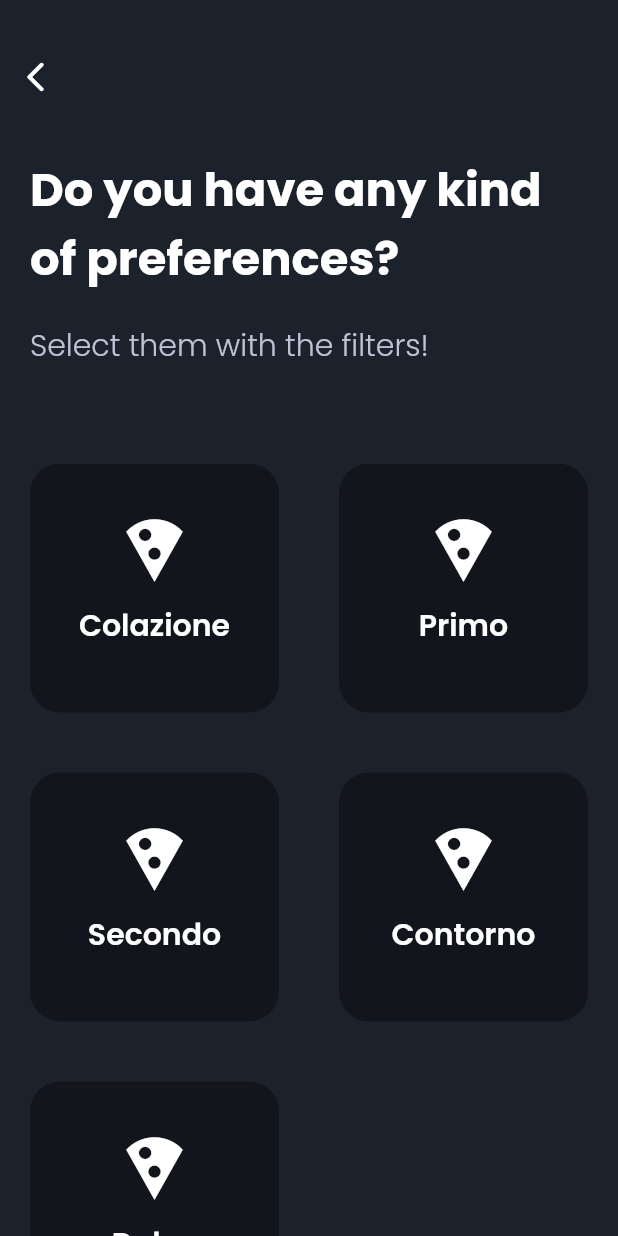
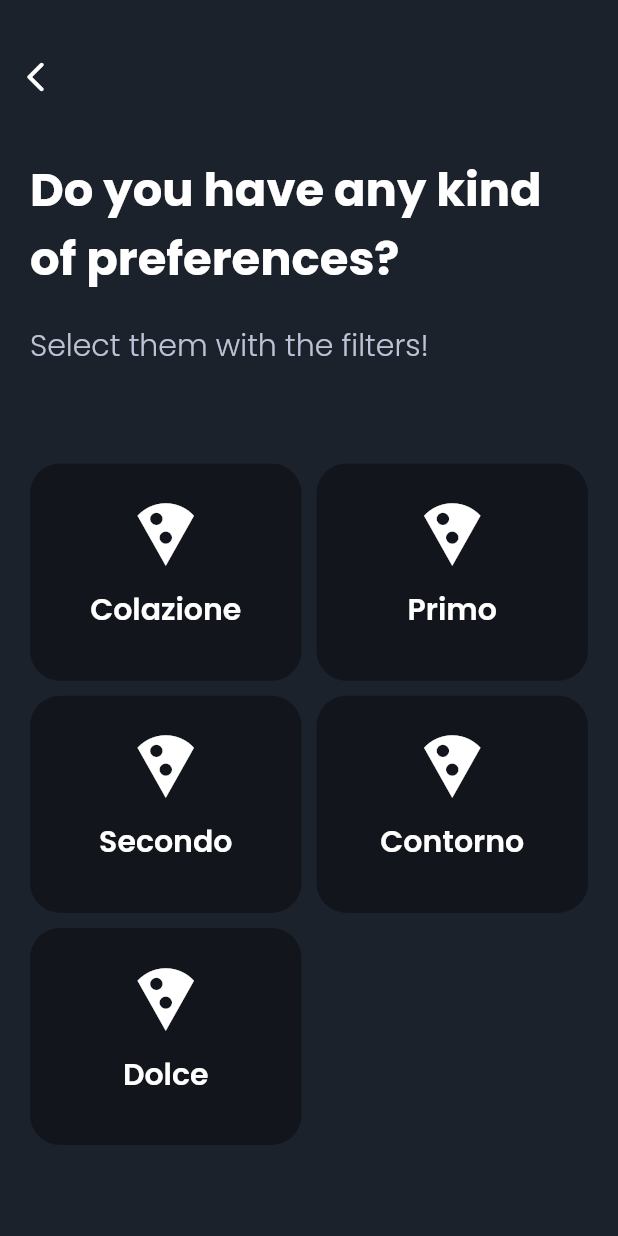
Before and after one commit to mitegj/food_match, a Flutter app: the FiltersPage screen opened directly, on a phone screen of 412 x 824 dp. Run offline on Flutter 3.47's test engine with Material 2 defaults, Android fonts, the phone set to English and light mode, and no system bars; our stand-ins replace cloud_firestore, firebase_auth, firebase_core, firebase_remote_config, fl_chart, flutter_spinkit and 5 more; accounts and stored records are empty.

Commit message:
Fix Gridview

```diff
--- a/lib/screens/statistics.dart
+++ b/lib/screens/statistics.dart
@@ -8,7 +8,7 @@ import 'package:morning_brief/controllers/allergy_controller.dart';
 import 'package:flutter/material.dart';
 import 'package:morning_brief/controllers/auth_controller.dart';
 import 'package:morning_brief/controllers/setting_controller.dart';
-import 'package:morning_brief/controllers/statistic_controlle.dart';
+import 'package:morning_brief/controllers/statistic_controller.dart';
 import 'package:morning_brief/screens/allergies.dart';
 import 'package:morning_brief/utils/UIColors.dart';
 import 'package:morning_brief/widgets/global_input/arrow_header.dart';
--- a/lib/services/cookedMenu_databse.dart
+++ b/lib/services/cookedMenu_databse.dart
@@ -29,7 +29,7 @@ class DatabaseCookedMenu {
           .collection(conf.cookedMenuCollection)
           .where("cookedTime", isGreaterThanOrEqualTo: start)
           .where("cookedTime", isLessThanOrEqualTo: end)
-          .orderBy("cookedTime")
+          .orderBy("cookedTime", descending: true)
           .snapshots()
           .map((QuerySnapshot query) {
         List<CookedMenuModel> retVal = [];
--- a/lib/widgets/home/confirm_cooked.dart
+++ b/lib/widgets/home/confirm_cooked.dart
@@ -35,9 +35,9 @@ class ConfirmCooked extends StatelessWidget {
     return Column(
       mainAxisAlignment: MainAxisAlignment.center,
       children: [
-        Icon(
-          Icons.done_all_outlined,
-          size: 40,
+        Text(
+          "🤙",
+          style: TextStyle(fontSize: 40),
         ),
         Text(
           "Ottimo lavoro.",
--- a/lib/widgets/home/filters_header.dart
+++ b/lib/widgets/home/filters_header.dart
@@ -15,7 +15,7 @@ class FilterHeader extends StatelessWidget {
     List<Widget> filters = [];
     DishType.values.forEach((el) {
       filters.add(Padding(
-        padding: const EdgeInsets.only(right: 20.0, left: 20, bottom: 20),
+        padding: const EdgeInsets.only(bottom: 0),
         child: InkWell(
           onTap: () => {
             (!listFilters.contains(el.index))
@@ -26,7 +26,6 @@ class FilterHeader extends StatelessWidget {
           },
           child: Obx(
             () => Container(
-              margin: EdgeInsets.only(bottom: 20),
               decoration: BoxDecoration(
                   color: listFilters.contains(el.index)
                       ? UIColors.darkPurple
@@ -67,9 +66,16 @@ class FilterHeader extends StatelessWidget {
   Widget build(BuildContext context) {
     return Expanded(
         flex: 5,
-        child: GridView.count(
-          crossAxisCount: 2,
-          children: getFilters(),
+        child: Padding(
+          padding: const EdgeInsets.only(left: 20.0, right: 20),
+          child: GridView.count(
+            crossAxisCount: 2,
+            crossAxisSpacing: 10,
+            mainAxisSpacing: 10,
+            childAspectRatio: MediaQuery.of(context).size.width /
+                (MediaQuery.of(context).size.height / 2.5),
+            children: getFilters(),
+          ),
         ));
   }
 }
--- a/lib/widgets/home/home_header.dart
+++ b/lib/widgets/home/home_header.dart
@@ -3,6 +3,7 @@ import 'package:flutter/material.dart';
 import 'package:get/get.dart';
 import 'package:google_fonts/google_fonts.dart';
 import 'package:morning_brief/screens/settings_screen.dart';
+import 'package:morning_brief/screens/statistics.dart';
 
 import 'package:morning_brief/utils/UIColors.dart';
 import 'package:morning_brief/widgets/home/filters.dart';
@@ -47,7 +48,7 @@ class HomeHeader extends StatelessWidget {
                       color: UIColors.white,
                     ),
                     onPressed: () {
-                      Get.to(() => SettingsScreen());
+                      Get.to(() => StatisticsScreen());
                       //Get.to(() => StatsPage());
                     },
                   ),
```
Also changed, not shown: lib/controllers/statistic_controller.dart (renamed from lib/controllers/statistic_controlle.dart).
